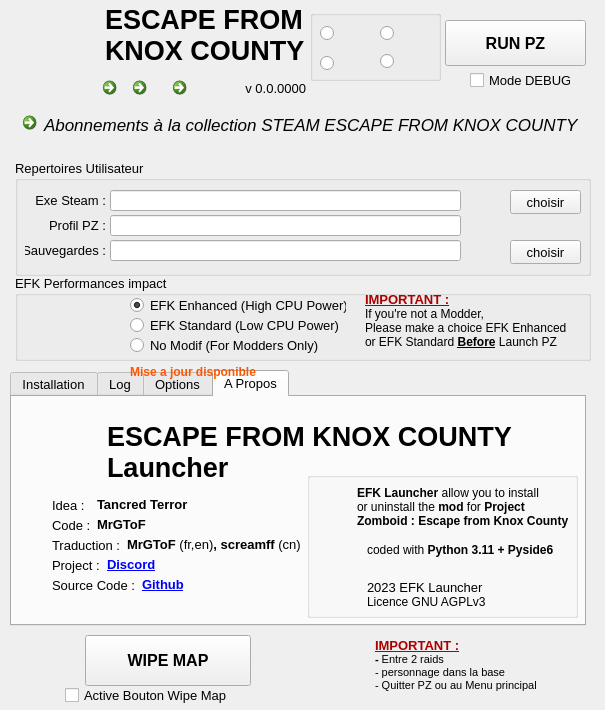
ChristopheTdn/EFK-Launcher, file principale.ui: the form before one commit.
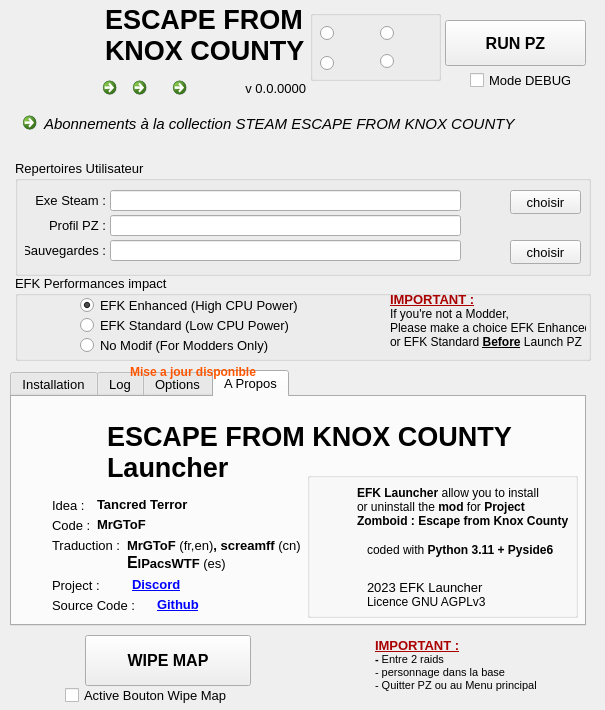
The form after the commit. The open tabs and pages were chosen to show the change. Icons and pictures are not drawn.

```diff
--- a/principale.ui
+++ b/principale.ui
@@ -539,19 +539,19 @@
        <rect>
         <x>115</x>
         <y>140</y>
-        <width>186</width>
-        <height>16</height>
+        <width>176</width>
+        <height>36</height>
        </rect>
       </property>
       <property name="text">
-       <string notr="true">&lt;html&gt;&lt;head/&gt;&lt;body&gt;&lt;p&gt;&lt;span style=&quot; font-weight:700;&quot;&gt;MrGToF &lt;/span&gt;(fr,en)&lt;span style=&quot; font-weight:700;&quot;&gt;, screamff &lt;/span&gt;(cn)&lt;/p&gt;&lt;/body&gt;&lt;/html&gt;</string>
+       <string notr="true">&lt;html&gt;&lt;head/&gt;&lt;body&gt;&lt;p&gt;&lt;span style=&quot; font-weight:700;&quot;&gt;MrGToF &lt;/span&gt;(fr,en)&lt;span style=&quot; font-weight:700;&quot;&gt;, screamff &lt;/span&gt;(cn)&lt;br/&gt;&lt;a name=&quot;message-username-1185756075388063835&quot;/&gt;&lt;span style=&quot; font-family:'inherit'; font-size:large; font-weight:700; color:#000000;&quot;&gt;E&lt;/span&gt;&lt;span style=&quot; font-weight:700; color:#000000;&quot;&gt;lPacsWTF &lt;/span&gt;(es)&lt;/p&gt;&lt;/body&gt;&lt;/html&gt;</string>
       </property>
      </widget>
      <widget class="QLabel" name="label_13">
       <property name="geometry">
        <rect>
         <x>40</x>
-        <y>180</y>
+        <y>200</y>
         <width>91</width>
         <height>16</height>
        </rect>
@@ -564,7 +564,7 @@
       <property name="geometry">
        <rect>
         <x>40</x>
-        <y>160</y>
+        <y>180</y>
         <width>91</width>
         <height>16</height>
        </rect>
@@ -685,8 +685,8 @@
      <widget class="QLabel" name="label_AboutGithub">
       <property name="geometry">
        <rect>
-        <x>130</x>
-        <y>180</y>
+        <x>145</x>
+        <y>200</y>
         <width>46</width>
         <height>16</height>
        </rect>
@@ -701,8 +701,8 @@
      <widget class="QLabel" name="label_AboutDiscord">
       <property name="geometry">
        <rect>
-        <x>95</x>
-        <y>155</y>
+        <x>120</x>
+        <y>175</y>
         <width>76</width>
         <height>26</height>
        </rect>
@@ -1131,7 +1131,7 @@
     <property name="font">
      <font>
       <family>Segoe UI</family>
-      <pointsize>13</pointsize>
+      <pointsize>11</pointsize>
       <italic>true</italic>
       <bold>false</bold>
       <kerning>false</kerning>
@@ -1214,9 +1214,9 @@
     <widget class="QRadioButton" name="radioButton_EFKStandard">
      <property name="geometry">
       <rect>
-       <x>115</x>
+       <x>65</x>
        <y>40</y>
-       <width>216</width>
+       <width>281</width>
        <height>20</height>
       </rect>
      </property>
@@ -1227,9 +1227,9 @@
     <widget class="QRadioButton" name="radioButton_EFKEnhanced">
      <property name="geometry">
       <rect>
-       <x>115</x>
+       <x>65</x>
        <y>20</y>
-       <width>216</width>
+       <width>281</width>
        <height>20</height>
       </rect>
      </property>
@@ -1243,7 +1243,7 @@
     <widget class="QLabel" name="label_CPULogo">
      <property name="geometry">
       <rect>
-       <x>30</x>
+       <x>10</x>
        <y>20</y>
        <width>51</width>
        <height>51</height>
@@ -1265,9 +1265,9 @@
     <widget class="QRadioButton" name="radioButton_EFKNoModif">
      <property name="geometry">
       <rect>
-       <x>115</x>
+       <x>65</x>
        <y>60</y>
-       <width>216</width>
+       <width>281</width>
        <height>20</height>
       </rect>
      </property>
@@ -1278,9 +1278,9 @@
     <widget class="QLabel" name="label_alert">
      <property name="geometry">
       <rect>
-       <x>350</x>
+       <x>375</x>
        <y>10</y>
-       <width>206</width>
+       <width>196</width>
        <height>71</height>
       </rect>
      </property>
@@ -1298,8 +1298,8 @@
     <widget class="QLabel" name="label_SignAlert">
      <property name="geometry">
       <rect>
-       <x>325</x>
-       <y>25</y>
+       <x>350</x>
+       <y>20</y>
        <width>21</width>
        <height>51</height>
       </rect>
```
Left out of the diff: 3 changed lines with no effect on the pictures.
